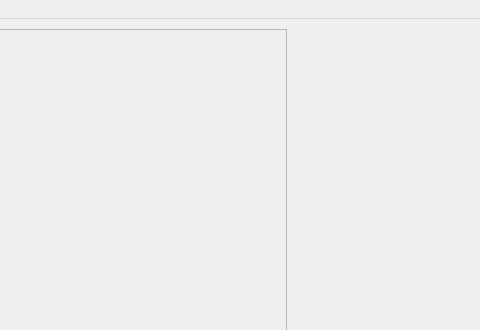
codingame-team/DnD-5th-Edition-API, file pyQTApp/qt_designer_widgets/castleWindow.ui: the form before one commit; both pictures show x 294 to 774 and y 0 to 330 of the 774 by 751 pixel window.
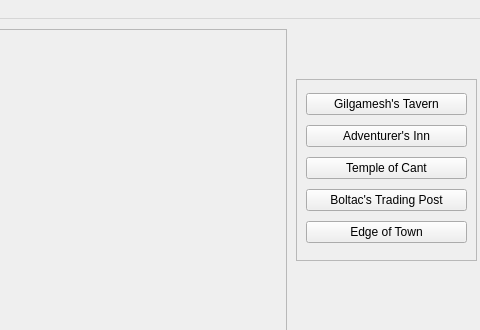
The form after the commit.

Commit message: add navigation frame

Patch:
```diff
--- a/pyQTApp/qt_designer_widgets/castleWindow.ui
+++ b/pyQTApp/qt_designer_widgets/castleWindow.ui
@@ -122,6 +122,59 @@
      <enum>QFrame::Raised</enum>
     </property>
    </widget>
+   <widget class="QFrame" name="nav_frame">
+    <property name="geometry">
+     <rect>
+      <x>590</x>
+      <y>60</y>
+      <width>181</width>
+      <height>182</height>
+     </rect>
+    </property>
+    <property name="frameShape">
+     <enum>QFrame::StyledPanel</enum>
+    </property>
+    <property name="frameShadow">
+     <enum>QFrame::Raised</enum>
+    </property>
+    <layout class="QGridLayout" name="gridLayout">
+     <item row="0" column="0">
+      <widget class="QPushButton" name="tavernButton">
+       <property name="text">
+        <string>Gilgamesh's Tavern</string>
+       </property>
+      </widget>
+     </item>
+     <item row="1" column="0">
+      <widget class="QPushButton" name="innButton">
+       <property name="text">
+        <string>Adventurer's Inn</string>
+       </property>
+      </widget>
+     </item>
+     <item row="2" column="0">
+      <widget class="QPushButton" name="cantButton">
+       <property name="text">
+        <string>Temple of Cant</string>
+       </property>
+      </widget>
+     </item>
+     <item row="3" column="0">
+      <widget class="QPushButton" name="boltacButton">
+       <property name="text">
+        <string>Boltac's Trading Post</string>
+       </property>
+      </widget>
+     </item>
+     <item row="4" column="0">
+      <widget class="QPushButton" name="edgeButton">
+       <property name="text">
+        <string>Edge of Town</string>
+       </property>
+      </widget>
+     </item>
+    </layout>
+   </widget>
   </widget>
   <widget class="QMenuBar" name="menubar">
    <property name="geometry">
```
Left out of the diff: 2 changed lines with no effect on the pictures. The commit also changes 1 other file.
